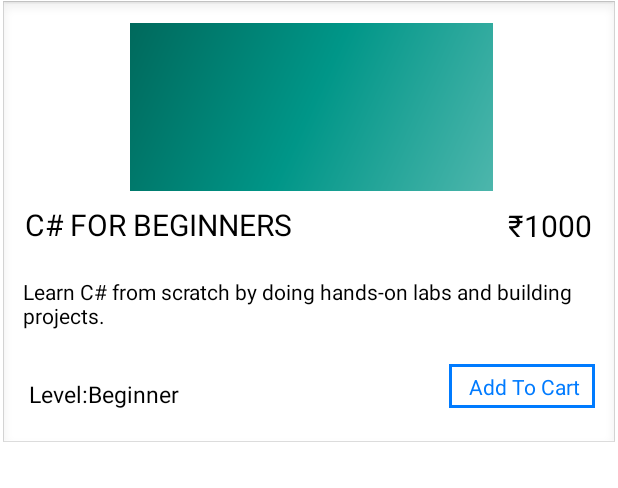
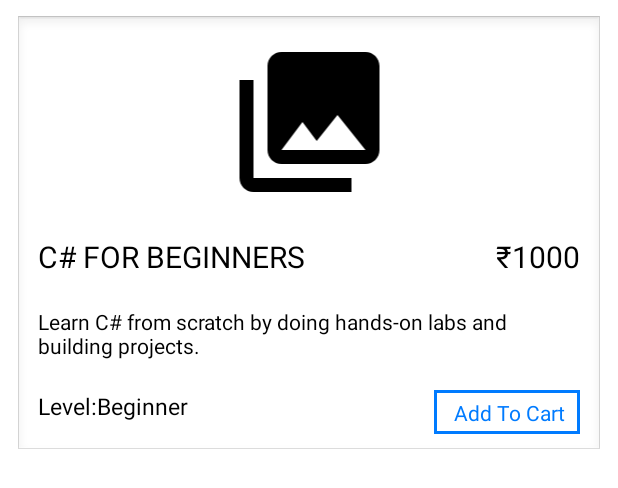
Before and after one commit to ManiGautam/EdTechSpark, an Android app: the layout layout_course_recyclear_item.xml on its own in the app's theme, with its tools: preview values and no code run, on a phone screen of 412 x 824 dp. Shown: the top 488 px of the screen. Run offline under Robolectric (Android 15) with nearby library versions, the phone set to English and light mode, and no system bars.

Commit message:
Subscribed course consuming api bug fixed

```diff
--- a/app/src/main/java/com/manijee/edtechspark/repository/CourseListener.java
+++ b/app/src/main/java/com/manijee/edtechspark/repository/CourseListener.java
@@ -1,8 +1,12 @@
 package com.manijee.edtechspark.repository;
+
+import com.manijee.edtechspark.model.SubscibedCourseResponseModel;
+
+import java.util.List;
 
 import retrofit2.Response;
 
 public interface CourseListener {
-    void onSuccess(Response response);
+    void onSuccess(List<SubscibedCourseResponseModel> response);
     void onFail(String msg);
 }
--- a/app/src/main/java/com/manijee/edtechspark/views/presenters/CourseAdapter.java
+++ b/app/src/main/java/com/manijee/edtechspark/views/presenters/CourseAdapter.java
@@ -1,5 +1,7 @@
 package com.manijee.edtechspark.views.presenters;
 
+import android.text.Html;
+import android.text.Spanned;
 import android.view.LayoutInflater;
 import android.view.View;
 import android.view.ViewGroup;
@@ -39,7 +41,8 @@ public class CourseAdapter extends RecyclerView.Adapter<CourseAdapter.MyViewHold
         SubscibedCourseResponseModel course = courselist.get(position);
         Picasso.get().load(course.getImageUrl()).into(holder.courseimg);
         holder.coursename.setText(course.getName());
-        holder.coursedescription.setText(course.getDescription());
+        Spanned htmlSpanned= Html.fromHtml(course.getDescription());
+        holder.coursedescription.setText(htmlSpanned);
         holder.card.setOnClickListener(new View.OnClickListener() {
             @Override
             public void onClick(View view) {
--- a/app/src/main/res/layout/layout_course_recyclear_item.xml
+++ b/app/src/main/res/layout/layout_course_recyclear_item.xml
@@ -4,8 +4,9 @@
     xmlns:tools="http://schemas.android.com/tools"
     android:id="@+id/recyclerCard"
     android:layout_width="match_parent"
-    android:layout_height="300dp"
+    android:layout_height="wrap_content"
     android:background="@android:drawable/edit_text"
+    android:layout_margin="@dimen/size_10dp"
     android:padding="15dp">
 
 
@@ -13,13 +14,10 @@
         android:id="@+id/coursepic"
         android:layout_width="242dp"
         android:layout_height="112dp"
-        app:layout_constraintBottom_toBottomOf="parent"
-        app:layout_constraintEnd_toEndOf="parent"
-        app:layout_constraintHorizontal_bias="0.51"
-        app:layout_constraintStart_toStartOf="parent"
         app:layout_constraintTop_toTopOf="parent"
-        app:layout_constraintVertical_bias="0.0"
-        android:src="@drawable/side_nav_bar"/>
+        app:layout_constraintLeft_toLeftOf="parent"
+        app:layout_constraintRight_toRightOf="parent"
+        android:src="@drawable/ic_menu_gallery"/>
 
     <TextView
         android:id="@+id/coursename"
@@ -28,12 +26,9 @@
         android:text="C# FOR BEGINNERS"
         android:textColor="@color/black"
         android:textSize="20sp"
-        app:layout_constraintBottom_toBottomOf="parent"
-        app:layout_constraintEnd_toEndOf="parent"
-        app:layout_constraintHorizontal_bias="0.007"
-        app:layout_constraintStart_toStartOf="parent"
         app:layout_constraintTop_toBottomOf="@id/coursepic"
-        app:layout_constraintVertical_bias="0.066" />
+        android:layout_marginTop="@dimen/size_20dp"
+        app:layout_constraintStart_toStartOf="parent"/>
 
     <TextView
         android:id="@+id/courseprice"
@@ -42,12 +37,10 @@
         android:text="₹1000"
         android:textColor="@color/black"
         android:textSize="20sp"
-        app:layout_constraintBottom_toBottomOf="parent"
         app:layout_constraintEnd_toEndOf="parent"
-        app:layout_constraintHorizontal_bias="0.993"
-        app:layout_constraintStart_toStartOf="parent"
-        app:layout_constraintTop_toTopOf="parent"
-        app:layout_constraintVertical_bias="0.501" />
+        app:layout_constraintTop_toBottomOf="@id/coursepic"
+        android:layout_marginTop="@dimen/size_20dp"
+        />
 
     <TextView
         android:id="@+id/coursedecripstion"
@@ -55,12 +48,10 @@
         android:layout_height="wrap_content"
         android:text="Learn C# from scratch by doing hands-on labs and building projects."
         android:textColor="@color/black"
-        app:layout_constraintBottom_toBottomOf="parent"
-        app:layout_constraintEnd_toEndOf="parent"
-        app:layout_constraintHorizontal_bias="0.466"
+        app:layout_constraintTop_toBottomOf="@id/coursename"
         app:layout_constraintStart_toStartOf="parent"
-        app:layout_constraintTop_toTopOf="parent"
-        app:layout_constraintVertical_bias="0.724" />
+        android:layout_marginTop="@dimen/size_20dp"
+        />
 
     <TextView
         android:id="@+id/courselevel"
@@ -69,12 +60,9 @@
         android:text="Level:Beginner"
         android:textColor="@color/black"
         android:textSize="15sp"
-        app:layout_constraintBottom_toBottomOf="parent"
-        app:layout_constraintEnd_toEndOf="parent"
-        app:layout_constraintHorizontal_bias="0.015"
-        app:layout_constraintStart_toStartOf="parent"
+        android:layout_marginTop="@dimen/size_20dp"
         app:layout_constraintTop_toBottomOf="@+id/coursedecripstion"
-        app:layout_constraintVertical_bias="0.733" />
+        app:layout_constraintStart_toStartOf="parent"/>
 
     <TextView
         android:id="@+id/courseaddtocart"
@@ -85,11 +73,9 @@
         android:padding="5dp"
         android:text=" Add To Cart"
         android:textColor="#007bff"
-        app:layout_constraintBottom_toBottomOf="parent"
+        app:layout_constraintTop_toBottomOf="@id/coursedecripstion"
+        android:layout_marginTop="@dimen/size_20dp"
         app:layout_constraintEnd_toEndOf="parent"
-        app:layout_constraintHorizontal_bias="1.0"
-        app:layout_constraintStart_toStartOf="parent"
-        app:layout_constraintTop_toBottomOf="@+id/courseprice"
-        app:layout_constraintVertical_bias="0.858" />
+        />
 
 </androidx.constraintlayout.widget.ConstraintLayout>
--- a/app/src/main/res/values/dimens.xml
+++ b/app/src/main/res/values/dimens.xml
@@ -10,4 +10,6 @@
     <dimen name="nav_header_vertical_spacing">8dp</dimen>
     <dimen name="nav_header_height">176dp</dimen>
     <dimen name="fab_margin">16dp</dimen>
+    <dimen name="size_20dp">20dp</dimen>
+    <dimen name="size_10dp">10dp</dimen>
 </resources>
```
Also changed, not shown: app/src/main/java/com/manijee/edtechspark/model/SubscibedCourseResponseModel.java (+14 -14 lines), app/src/main/java/com/manijee/edtechspark/views/activities/ui/My_Courses/CourseFragment.java (+3 -7 lines), app/src/main/java/com/manijee/edtechspark/views/activities/ui/My_Courses/CourseViewModel.java (+4 -6 lines), app/src/main/java/com/manijee/edtechspark/views/presenters/SubcribedCoursePresenter.java (+8 -5 lines).
